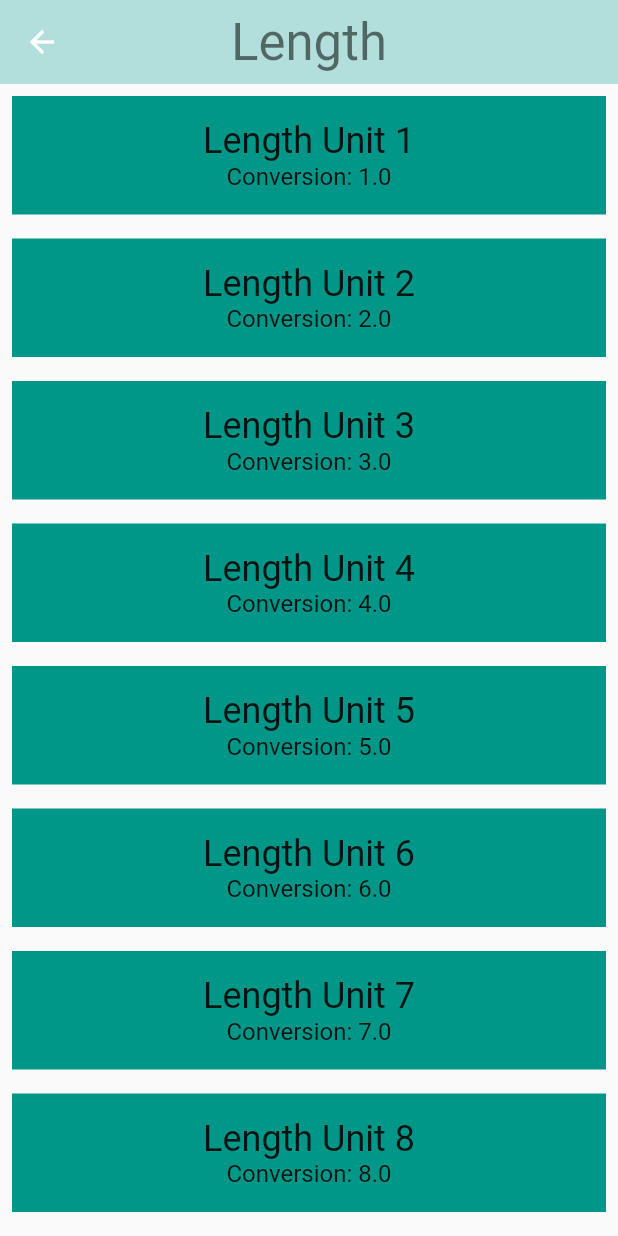
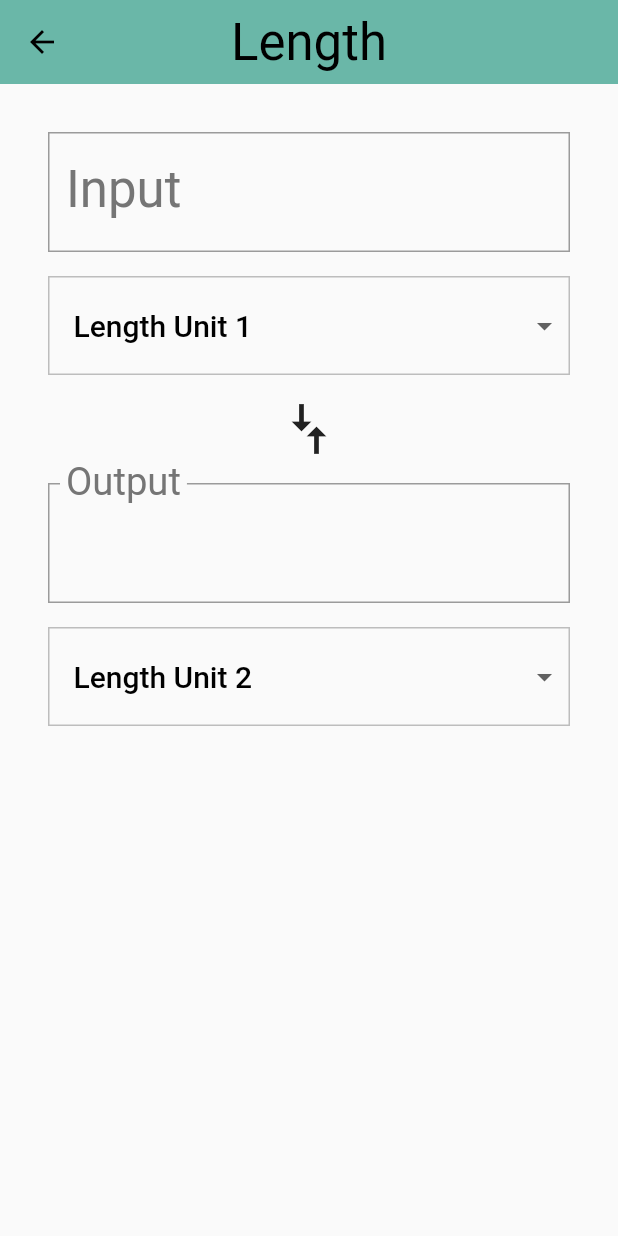
Before and after one commit to seramirezdev/unit_converter_udacity, a Flutter app: the screen it shows after launch, after a tap on "Length", on a phone screen of 412 x 824 dp. Run offline on Flutter 3.47's test engine with Material 2 defaults, Android fonts, the phone set to English and light mode, and no system bars.

Commit message:
Creando pantalla de conversión de datos

```diff
--- a/lib/main.dart
+++ b/lib/main.dart
@@ -10,12 +10,13 @@ class UnitConverterApp extends StatelessWidget {
     return MaterialApp(
       debugShowCheckedModeBanner: false,
       title: 'Unit Converter',
-      home: Scaffold(
-        backgroundColor: Colors.green[100],
-        body: Center(
-          child: CategoryRoute(),
-        ),
-      ),
+      theme: ThemeData(
+          textTheme: Theme.of(context)
+              .textTheme
+              .apply(bodyColor: Colors.black, displayColor: Colors.grey[600]),
+          primaryColor: Colors.grey[500],
+          textSelectionHandleColor: Colors.green[500]),
+      home: CategoryRoute(),
     );
   }
 }
--- a/lib/widgets/category.dart
+++ b/lib/widgets/category.dart
@@ -6,7 +6,6 @@ final _rowHeight = 100.0;
 final _borderRadius = BorderRadius.circular(_rowHeight / 2);
 
 class Category extends StatelessWidget {
-
   final String name;
   final ColorSwatch color;
   final IconData iconLocation;
@@ -18,11 +17,11 @@ class Category extends StatelessWidget {
     @required this.color,
     @required this.iconLocation,
     @required this.units,
-  }) :assert(name != null),
+  })  : assert(name != null),
         assert(color != null),
         assert(iconLocation != null),
         assert(units != null),
-      super(key:key);
+        super(key: key);
 
   @override
   Widget build(BuildContext context) {
@@ -32,8 +31,8 @@ class Category extends StatelessWidget {
         height: _rowHeight,
         child: InkWell(
           borderRadius: _borderRadius,
-          highlightColor: color,
-          splashColor: color,
+          highlightColor: color['highlight'],
+          splashColor: color['splash'],
           onTap: () {
             print('I was tapped');
             _navigateToConverter(context);
@@ -45,7 +44,10 @@ class Category extends StatelessWidget {
               children: <Widget>[
                 Padding(
                   padding: EdgeInsets.all(16.0),
-                  child: Icon(iconLocation, size: 60.0,),
+                  child: Icon(
+                    iconLocation,
+                    size: 60.0,
+                  ),
                 ),
                 Center(
                   child: Text(
@@ -67,17 +69,19 @@ class Category extends StatelessWidget {
       Navigator.of(context).pop();
     }
 
-    Navigator.of(context).push(MaterialPageRoute<Null>(
-      builder: (BuildContext context) {
+    Navigator.of(context)
+        .push(MaterialPageRoute<Null>(builder: (BuildContext context) {
       return Scaffold(
         appBar: AppBar(
           elevation: 0.0,
           title: Text(
             name,
-              style: Theme.of(context).textTheme.display1,
+            style: Theme.of(context).textTheme.display1.copyWith(
+              color: Colors.black
+            ),
           ),
           centerTitle: true,
-            backgroundColor: color[100],
+          backgroundColor: color,
         ),
         resizeToAvoidBottomPadding: false,
         body: ConverterRoute(
@@ -86,7 +90,6 @@ class Category extends StatelessWidget {
           units: units,
         ),
       );
-      }
-    ));
+    }));
   }
 }
--- a/lib/widgets/category_route.dart
+++ b/lib/widgets/category_route.dart
@@ -4,9 +4,15 @@ import 'package:unit_converter/widgets/unit.dart';
 
 final _backgroundColor = Colors.green[100];
 
-class CategoryRoute extends StatelessWidget {
+class CategoryRoute extends StatefulWidget {
   const CategoryRoute();
 
+  @override
+  _CategoryRouteState createState() => _CategoryRouteState();
+}
+
+class _CategoryRouteState extends State<CategoryRoute> {
+  final _categories = <Category>[];
   static const _categoryNames = <String>[
     'Length',
     'Area',
@@ -17,53 +23,98 @@ class CategoryRoute extends StatelessWidget {
     'Energy',
     'Currency',
   ];
-
-  static const _baseColors = <Color>[
-    Colors.teal,
-    Colors.orange,
-    Colors.pinkAccent,
-    Colors.blueAccent,
-    Colors.yellow,
-    Colors.greenAccent,
-    Colors.purpleAccent,
-    Colors.red,
+  static const _baseColors = <ColorSwatch>[
+    ColorSwatch(0xFF6AB7A8, {
+      'highlight': Color(0xFF6AB7A8),
+      'splash': Color(0xFF0ABC9B),
+    }),
+    ColorSwatch(0xFFFFD28E, {
+      'highlight': Color(0xFFFFD28E),
+      'splash': Color(0xFFFFA41C),
+    }),
+    ColorSwatch(0xFFFFB7DE, {
+      'highlight': Color(0xFFFFB7DE),
+      'splash': Color(0xFFF94CBF),
+    }),
+    ColorSwatch(0xFF8899A8, {
+      'highlight': Color(0xFF8899A8),
+      'splash': Color(0xFFA9CAE8),
+    }),
+    ColorSwatch(0xFFEAD37E, {
+      'highlight': Color(0xFFEAD37E),
+      'splash': Color(0xFFFFE070),
+    }),
+    ColorSwatch(0xFF81A56F, {
+      'highlight': Color(0xFF81A56F),
+      'splash': Color(0xFF7CC159),
+    }),
+    ColorSwatch(0xFFD7C0E2, {
+      'highlight': Color(0xFFD7C0E2),
+      'splash': Color(0xFFCA90E5),
+    }),
+    ColorSwatch(0xFFCE9A9A, {
+      'highlight': Color(0xFFCE9A9A),
+      'splash': Color(0xFFF94D56),
+      'error': Color(0xFF912D2D),
+    }),
   ];
 
   @override
-  Widget build(BuildContext context) {
-    final categories = <Category>[];
-
+  void initState() {
+    super.initState();
     for (var i = 0; i < _categoryNames.length; i++) {
-      categories.add(Category(
+      _categories.add(Category(
         name: _categoryNames[i],
         color: _baseColors[i],
         iconLocation: Icons.cake,
         units: _retrieveUnitList(_categoryNames[i]),
       ));
     }
+  }
 
-    bool portrait = MediaQuery.of(context).orientation == Orientation.portrait;
+  Widget _buildCategoryWidgets() {
+    if (MediaQuery.of(context).orientation == Orientation.portrait) {
+      return ListView.builder(
+        itemBuilder: (BuildContext context, int index) => _categories[index],
+        itemCount: _categories.length,
+      );
+    } else {
+      return GridView.count(
+        crossAxisCount: 2,
+        childAspectRatio: 3.0,
+        children: _categories,
+      );
+    }
+  }
 
+  List<Unit> _retrieveUnitList(String categoryName) {
+    return List.generate(10, (int i) {
+      i += 1;
+      return Unit(
+        name: '$categoryName Unit $i',
+        conversion: i.toDouble(),
+      );
+    });
+  }
+
+  @override
+  Widget build(BuildContext context) {
     final listView = Container(
       color: _backgroundColor,
       padding: EdgeInsets.symmetric(horizontal: 8.0),
-      child: _buildCategoryWidgets(portrait, categories),
+      child: _buildCategoryWidgets(),
     );
 
     final appBar = AppBar(
       elevation: 0.0,
-      leading: Icon(
-        Icons.menu,
-        color: Colors.black,
-        size: 24,
-      ),
       title: Text(
-        'UNIT CONVERTER',
+        'Unit Converter',
         style: TextStyle(
           color: Colors.black,
-          fontSize: 24.0,
+          fontSize: 30.0,
         ),
       ),
+      centerTitle: true,
       backgroundColor: _backgroundColor,
     );
 
@@ -72,29 +123,4 @@ class CategoryRoute extends StatelessWidget {
       body: listView,
     );
   }
-
-  Widget _buildCategoryWidgets(bool portrait, List<Widget> categories) {
-    if (portrait) {
-      return ListView.builder(
-        itemBuilder: (BuildContext context, int index) => categories[index],
-        itemCount: categories.length,
-      );
-    } else {
-      return GridView.count(
-        crossAxisCount: 2,
-        childAspectRatio: 3.0,
-        children: categories,
-      );
-    }
-  }
-
-    List<Unit> _retrieveUnitList(String categoryName) {
-    return List.generate(10, (int i) {
-      i += 1;
-      return Unit(
-        name: '$categoryName Unit $i',
-        conversion: i.toDouble(),
-      );
-    });
-  }
 }
--- a/lib/widgets/converter_route.dart
+++ b/lib/widgets/converter_route.dart
@@ -3,7 +3,9 @@ import 'package:meta/meta.dart';
 
 import 'package:unit_converter/widgets/unit.dart';
 
-class ConverterRoute extends StatelessWidget {
+const _padding = EdgeInsets.all(16.0);
+
+class ConverterRoute extends StatefulWidget {
   final String name;
 
   final Color color;
@@ -19,29 +21,217 @@ class ConverterRoute extends StatelessWidget {
         assert(units != null);
 
   @override
+  State<StatefulWidget> createState() => _ConverterRouteState();
+}
+
+class _ConverterRouteState extends State<ConverterRoute> {
+  Unit _fromValue;
+  Unit _toValue;
+  double _inputValue;
+  String _convertedValue = '';
+  List<DropdownMenuItem> _unitMenuItems;
+  bool _showValidationError = false;
+
+  @override
+  void initState() {
+    super.initState();
+    _createDropdownMenuItems();
+    _setDefaults();
+  }
+
+  void _createDropdownMenuItems() {
+    var newItems = <DropdownMenuItem>[];
+    for (var unit in widget.units) {
+      newItems.add(DropdownMenuItem(
+        value: unit.name,
+        child: Container(
+          child: Text(
+            unit.name,
+            softWrap: true,
+          ),
+        ),
+      ));
+    }
+
+    setState(() {
+      _unitMenuItems = newItems;
+    });
+  }
+
+  void _setDefaults() {
+    setState(() {
+      _fromValue = widget.units[0];
+      _toValue = widget.units[1];
+    });
+  }
+
+  String _format(double conversion) {
+    var outputNum = conversion.toStringAsPrecision(7);
+    if (outputNum.contains('.') && outputNum.endsWith('0')) {
+      var i = outputNum.length - 1;
+      while (outputNum[i] == '0') {
+        i -= 1;
+      }
+      outputNum = outputNum.substring(0, i + 1);
+    }
+
+    if (outputNum.endsWith('.')) {
+      return outputNum.substring(0, outputNum.length - 1);
+    }
+
+    return outputNum;
+  }
+
+  void _updateConversion() {
+    setState(() {
+      _convertedValue = _format(_inputValue * (_toValue.conversion / _fromValue.conversion));
+    });
+  }
+
+  void _updateInputValue(String input) {
+    setState(() {
+      if (input == null || input.isEmpty) {
+        _convertedValue = '';
+      } else {
+        try {
+          final inputDouble = double.parse(input);
+          _showValidationError = false;
+          _inputValue = inputDouble;
+          _updateConversion();
+        } on Exception catch(e) {
+          print('Error $e');
+          _showValidationError = true;
+        }
+      }
+    });
+  }
+
+  Unit _getUnit(String unitName) {
+    return widget.units.firstWhere(
+      (Unit unit) {
+        return unit.name == unitName;
+      },
+      orElse: null,
+    );
+  }
+
+  void _updateFromConversion(dynamic unitName) {
+    setState(() {
+      _fromValue = _getUnit(unitName);
+    });
+
+    if (_inputValue != null) {
+      _updateConversion();
+    }
+  }
+
+  void _updateToConversion(dynamic unitName) {
+    setState(() {
+      _toValue = _getUnit(unitName);
+    });
+
+    if (_inputValue != null) {
+      _updateConversion();
+    }
+  }
+
+  Widget _createDropDown(String currentValue, ValueChanged<dynamic> onChanged){
+    return Container(
+      margin: EdgeInsets.only(top: 16.0),
+      decoration: BoxDecoration(
+        color: Colors.grey[50],
+        border: Border.all(
+          color: Colors.grey[400],
+          width: 1.0,
+        ),
+      ),
+      padding: EdgeInsets.symmetric(vertical: 8.0),
+      child: Theme(
+        data: Theme.of(context).copyWith(
+          canvasColor: Colors.grey[50],
+        ),
+        child: DropdownButtonHideUnderline(
+          child: ButtonTheme(
+            alignedDropdown: true,
+            child: DropdownButton(
+              value: currentValue,
+              items: _unitMenuItems,
+              onChanged: onChanged,
+              style: Theme.of(context).textTheme.title,
+            ),
+          ),
+        ),
+      ),
+    );
+  }
+
+  @override
   Widget build(BuildContext context) {
-    final unitWidgets = units.map((Unit unit) {
-      return Container(
-        color: color,
-        margin: EdgeInsets.all(8.0),
-        padding: EdgeInsets.all(16.0),
-        child: Column(
-          children: <Widget>[
-            Text(
-              unit.name,
-              style: Theme.of(context).textTheme.headline,
+    final input = Padding(
+      padding: _padding,
+      child: Column(
+        crossAxisAlignment: CrossAxisAlignment.stretch,
+        children: <Widget>[
+          TextField(
+            style: Theme.of(context).textTheme.display1,
+            decoration: InputDecoration(
+                labelStyle: Theme.of(context).textTheme.display1,
+                errorText: _showValidationError ? 'Invalid number' : null,
+                labelText: 'Input',
+                border: OutlineInputBorder(
+                  borderRadius: BorderRadius.circular(0.0),
+                )),
+                keyboardType: TextInputType.number,
+                onChanged: _updateInputValue,
+          ),
+          _createDropDown(_fromValue.name, _updateFromConversion)
+        ],
+      ),
+    );
+
+    final arrows = RotatedBox(
+      quarterTurns: 1,
+      child: Icon(
+        Icons.compare_arrows,
+        size: 40.0,
+      ),
+    );
+
+    final output = Padding(
+      padding: _padding,
+      child: Column(
+        crossAxisAlignment: CrossAxisAlignment.stretch,
+        children: <Widget>[
+          InputDecorator(
+            child: Text(
+              _convertedValue,
+              style: Theme.of(context).textTheme.display1,
             ),
-            Text(
-              'Conversion: ${unit.conversion}',
-              style: Theme.of(context).textTheme.subhead,
+            decoration: InputDecoration(
+              labelText: 'Output',
+              labelStyle: Theme.of(context).textTheme.display1,
+              border: OutlineInputBorder(
+                borderRadius: BorderRadius.circular(0.0)
+              )
             ),
-          ],
-        ),
-      );
-    }).toList();
+          ),
+          _createDropDown(_toValue.name, _updateToConversion)
+        ],
+      ),
+    );
 
-    return ListView(
-      children: unitWidgets,
+    final converter = Column(
+      crossAxisAlignment: CrossAxisAlignment.stretch,
+      children: <Widget>[
+        input,
+        arrows,
+        output
+      ],
+    );
+
+    return Padding(
+      padding: _padding,
+      child: converter,
     );
   }
 }
```
Lines whose indentation alone changed are shown as unchanged.
